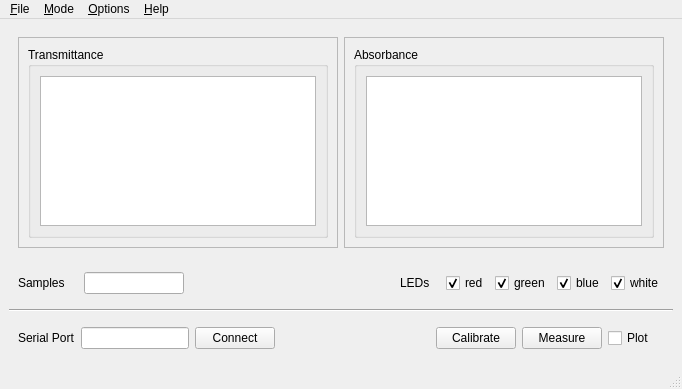
Old version of the form python/Colorimeter/colorimeter/gui/basic/basic.ui in the repository iorodeo/colorimeter.
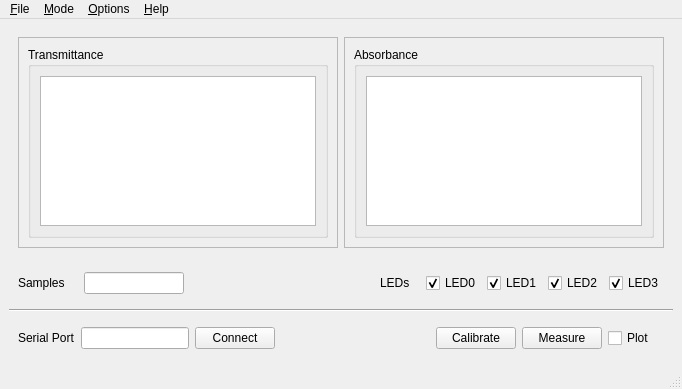
New version of the form.

The edit to the form file:
```diff
--- a/python/Colorimeter/colorimeter/gui/basic/basic.ui
+++ b/python/Colorimeter/colorimeter/gui/basic/basic.ui
@@ -160,7 +160,7 @@
           </size>
          </property>
          <property name="text">
-          <string>red</string>
+          <string>LED0</string>
          </property>
          <property name="checked">
           <bool>true</bool>
@@ -182,7 +182,7 @@
           </size>
          </property>
          <property name="text">
-          <string>green</string>
+          <string>LED1</string>
          </property>
          <property name="checked">
           <bool>true</bool>
@@ -204,7 +204,7 @@
           </size>
          </property>
          <property name="text">
-          <string>blue</string>
+          <string>LED2</string>
          </property>
          <property name="checked">
           <bool>true</bool>
@@ -226,7 +226,7 @@
           </size>
          </property>
          <property name="text">
-          <string>white</string>
+          <string>LED3</string>
          </property>
          <property name="checked">
           <bool>true</bool>
```
Left out of the diff: 13 changed lines with no effect on the pictures.
